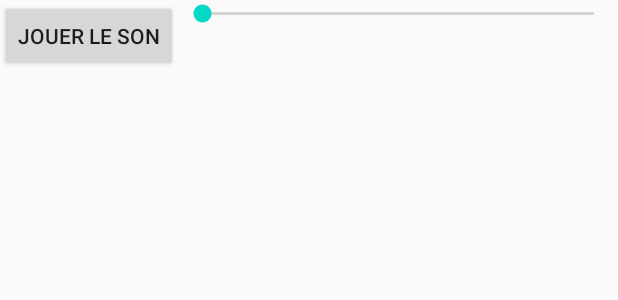
After one commit to angysse/cinq_mai_dofus, an Android app: the layout activity_sound.xml on its own in the app's theme, with its tools: preview values and no code run, on a phone screen of 412 x 824 dp. The commit adds this screen. Shown: the top 300 px of the screen. Run offline under Robolectric (Android 15) with nearby library versions, the phone set to English and light mode, and no system bars.

Commit message:
Fichier Sound

```diff
--- a/app/src/main/AndroidManifest.xml
+++ b/app/src/main/AndroidManifest.xml
@@ -11,7 +11,8 @@
         android:roundIcon="@mipmap/ic_launcher_round"
         android:supportsRtl="true"
         android:theme="@style/AppTheme">
-        <activity android:name=".Minijeux"></activity>
+        <activity android:name=".Sound"></activity>
+        <activity android:name=".Minijeux" />
         <activity android:name=".ArmeActivity" />
         <activity android:name=".MainActivity">
             <intent-filter>
--- /dev/null
+++ b/app/src/main/res/layout/activity_sound.xml
@@ -0,0 +1,29 @@
+<?xml version="1.0" encoding="utf-8"?>
+<LinearLayout
+
+    xmlns:android="http://schemas.android.com/apk/res/android"
+
+    xmlns:tools="http://schemas.android.com/tools"
+    android:layout_width="match_parent"
+    android:layout_height="match_parent"
+    tools:context=".Sound">
+
+
+    <Button
+        android:layout_width="wrap_content"
+        android:layout_height="wrap_content"
+        android:onClick="playSound"
+        android:text="@string/play_music_btn"
+        />
+
+    <SeekBar
+        android:id="@+id/sound_bar"
+        android:layout_width="match_parent"
+        android:layout_height="wrap_content"
+        />
+
+
+
+
+
+</LinearLayout>
--- a/app/src/main/res/values/strings.xml
+++ b/app/src/main/res/values/strings.xml
@@ -3,4 +3,8 @@
     <string name="welcome_mag">Bienvenue sur cette application qui regroupe toutes les armes de dofus </string>
     <string name="point_bouftout">Bouftouts tués : 0</string>
     <string name="texte_minijeux">MINI JEUX : Appuie un maximum de fois sur la hache pour découper un max de BOUFTOUT  !! </string>
+
+
+    <string name="play_music_btn">Jouer le son</string>
+    <string name="pause_music_btn">Pause</string>
 </resources>
```
Also changed, not shown: app/src/main/java/com/example/cinq_mai_dofus/MainActivity.java (+16 -0 lines), app/src/main/java/com/example/cinq_mai_dofus/Sound.java (added, +73 -0 lines), app/src/main/res/layout/activity_main.xml (+11 -0 lines).
